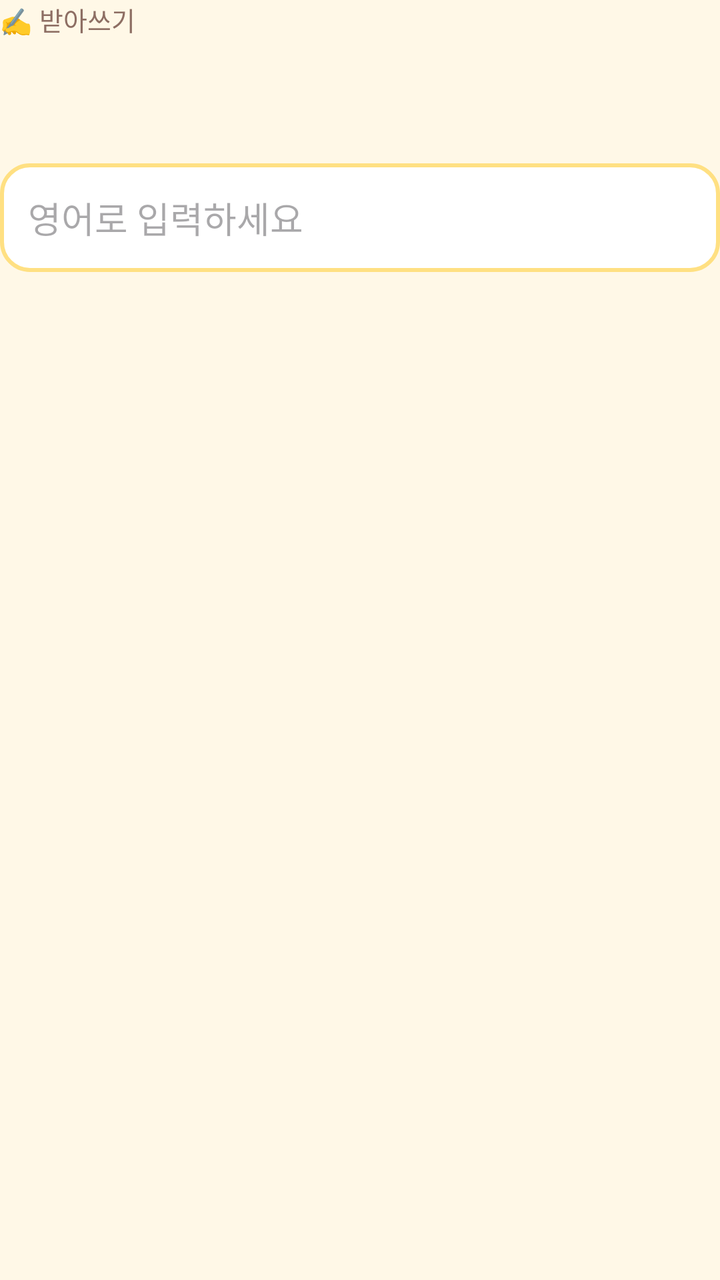
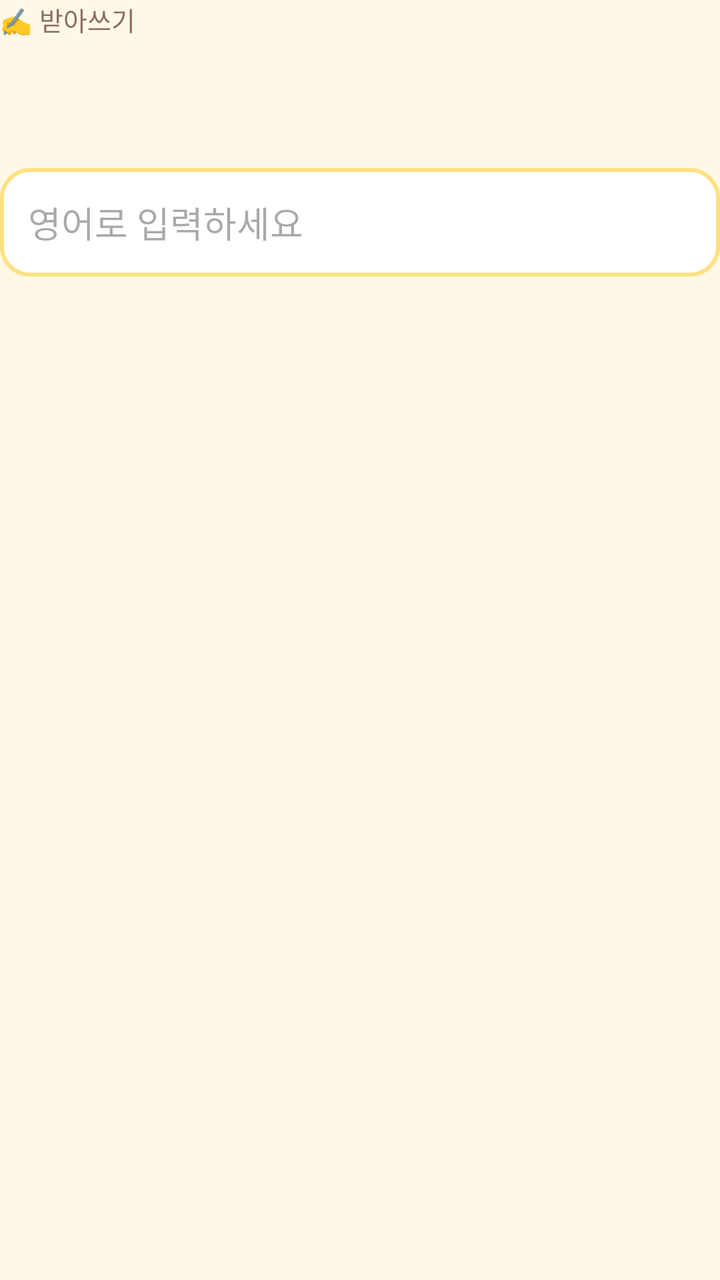

Compare the two renders of this Android layout. The source of the first and the diff that turns it into the second are given below.
<!-- AndroidManifest.xml: application theme Theme.Piyak -->
<!-- res/layout/view_q_type.xml -->
<?xml version="1.0" encoding="utf-8"?>
<LinearLayout xmlns:android="http://schemas.android.com/apk/res/android"
    android:layout_width="match_parent" android:layout_height="wrap_content"
    android:orientation="vertical">

    <TextView android:id="@+id/txtKind" android:layout_width="wrap_content" android:layout_height="wrap_content"
        android:textSize="13sp" android:textColor="@color/brown_soft" android:text="✍️ 받아쓰기" />

    <LinearLayout android:layout_width="match_parent" android:layout_height="wrap_content"
        android:orientation="horizontal" android:gravity="center_vertical" android:layout_marginTop="10dp">
        <Button android:id="@+id/btnPlay" android:layout_width="wrap_content" android:layout_height="wrap_content"
            android:text="🔊 듣기" android:visibility="gone"
            android:backgroundTint="@color/sky" android:textColor="@color/brown_text" />
        <Button android:id="@+id/btnPlaySlow" android:layout_width="wrap_content" android:layout_height="wrap_content"
            android:layout_marginStart="8dp" android:text="🐢 천천히" android:visibility="gone"
            android:backgroundTint="@color/mint" android:textColor="@color/brown_text" />
    </LinearLayout>

    <TextView android:id="@+id/txtPrompt" android:layout_width="match_parent" android:layout_height="wrap_content"
        android:layout_marginTop="10dp" android:textSize="21sp" android:textStyle="bold"
        android:lineSpacingMultiplier="1.2" />

    <TextView android:id="@+id/txtHint" android:layout_width="match_parent" android:layout_height="wrap_content"
        android:layout_marginTop="4dp" android:textSize="14sp" android:textColor="@color/brown_soft"
        android:visibility="gone" />

    <EditText android:id="@+id/editAnswer"
        android:layout_width="match_parent" android:layout_height="wrap_content"
        android:layout_marginTop="14dp" android:padding="14dp"
        android:background="@drawable/bg_tile" android:textSize="18sp"
        android:inputType="textNoSuggestions|textVisiblePassword" android:imeOptions="actionDone"
        android:hint="영어로 입력하세요" android:importantForAutofill="no" />
</LinearLayout>
<!-- resources referenced by this layout -->
<resources>
  <color name="brown_soft">#8D6E63</color>
  <color name="brown_text">#4E342E</color>
  <color name="mint">#80CBC4</color>
  <color name="sky">#81D4FA</color>
  <!-- drawable bg_tile (drawable) -->
  <?xml version="1.0" encoding="utf-8"?>
  <shape xmlns:android="http://schemas.android.com/apk/res/android" android:shape="rectangle">
      <solid android:color="@color/white"/>
      <stroke android:width="2dp" android:color="@color/tile_border"/>
      <corners android:radius="14dp"/>
  </shape>
  <style name="Theme.Piyak" parent="Theme.Material3.Light.NoActionBar">
          <item name="colorPrimary">@color/chick_yellow</item>
          <item name="colorOnPrimary">@color/brown_text</item>
          <item name="colorPrimaryContainer">@color/cream_dark</item>
          <item name="colorOnPrimaryContainer">@color/brown_text</item>
          <item name="colorSecondary">@color/coral</item>
          <item name="colorOnSecondary">@color/white</item>
          <item name="android:windowBackground">@color/cream</item>
          <item name="android:statusBarColor">@color/cream</item>
          <item name="android:windowLightStatusBar">true</item>
          <item name="android:navigationBarColor">@color/cream</item>
          <item name="android:textColor">@color/brown_text</item>
          <item name="android:fontFamily">sans-serif-medium</item>
      </style>
  <color name="white">#FFFFFF</color>
  <color name="tile_border">#FFE082</color>
  <color name="chick_yellow">#FFD54F</color>
  <color name="cream_dark">#FFF0CC</color>
  <color name="coral">#FF8A80</color>
  <color name="cream">#FFF8E7</color>
</resources>

<!-- the commit's change to res/layout/view_q_type.xml (unified diff, before → after) -->
@@ -17,7 +17,7 @@
     </LinearLayout>
 
     <TextView android:id="@+id/txtPrompt" android:layout_width="match_parent" android:layout_height="wrap_content"
-        android:layout_marginTop="10dp" android:textSize="21sp" android:textStyle="bold"
+        android:layout_marginTop="10dp" android:textSize="23sp" android:textStyle="bold"
         android:lineSpacingMultiplier="1.2" />
 
     <TextView android:id="@+id/txtHint" android:layout_width="match_parent" android:layout_height="wrap_content"
